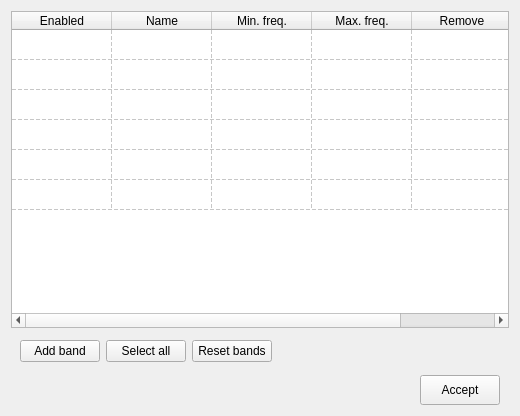
Before: the Qt Designer form eeg_features/bands_table.ui in medusabci/medusa-analyzer, drawn with Qt 5.
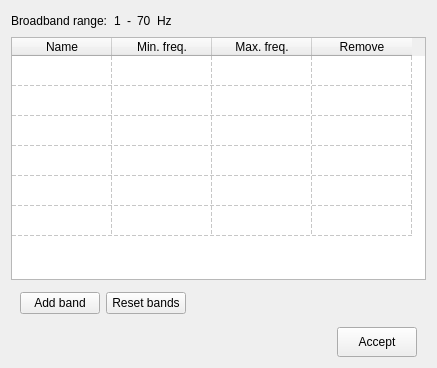
After: the same form once the commit is applied.

Commit message: Refactor BandTableWidget to enhance drag-and-drop functionality and improve UI layout for better user experience

The edit to the form file:
```diff
--- a/eeg_features/bands_table.ui
+++ b/eeg_features/bands_table.ui
@@ -6,8 +6,8 @@
    <rect>
     <x>0</x>
     <y>0</y>
-    <width>520</width>
-    <height>416</height>
+    <width>437</width>
+    <height>368</height>
    </rect>
   </property>
   <property name="sizePolicy">
@@ -20,6 +20,58 @@
    <string>Form</string>
   </property>
   <layout class="QVBoxLayout" name="verticalLayout">
+   <item>
+    <layout class="QHBoxLayout" name="horizontalLayout_3">
+     <item>
+      <widget class="QLabel" name="label">
+       <property name="text">
+        <string>Broadband range:</string>
+       </property>
+      </widget>
+     </item>
+     <item>
+      <widget class="QLabel" name="minbroaddbandLabel">
+       <property name="text">
+        <string>1</string>
+       </property>
+      </widget>
+     </item>
+     <item>
+      <widget class="QLabel" name="label_3">
+       <property name="text">
+        <string>-</string>
+       </property>
+      </widget>
+     </item>
+     <item>
+      <widget class="QLabel" name="maxbroadbandLabel">
+       <property name="text">
+        <string>70</string>
+       </property>
+      </widget>
+     </item>
+     <item>
+      <widget class="QLabel" name="label_5">
+       <property name="text">
+        <string>Hz</string>
+       </property>
+      </widget>
+     </item>
+     <item>
+      <spacer name="horizontalSpacer_3">
+       <property name="orientation">
+        <enum>Qt::Horizontal</enum>
+       </property>
+       <property name="sizeHint" stdset="0">
+        <size>
+         <width>40</width>
+         <height>20</height>
+        </size>
+       </property>
+      </spacer>
+     </item>
+    </layout>
+   </item>
    <item>
     <widget class="QTableWidget" name="bandsTable">
      <property name="enabled">
@@ -55,7 +107,7 @@
       <number>6</number>
      </property>
      <property name="columnCount">
-      <number>5</number>
+      <number>4</number>
      </property>
      <attribute name="horizontalHeaderVisible">
       <bool>true</bool>
@@ -81,11 +133,6 @@
      <row/>
      <row/>
      <row/>
-     <column>
-      <property name="text">
-       <string>Enabled</string>
-      </property>
-     </column>
      <column>
       <property name="text">
        <string>Name</string>
@@ -142,13 +189,6 @@
         </property>
        </widget>
       </item>
-      <item>
-       <widget class="QPushButton" name="selectallButton">
-        <property name="text">
-         <string>Select all</string>
-        </property>
-       </widget>
-      </item>
       <item>
        <widget class="QPushButton" name="resetButton">
         <property name="text">
```
The commit also changes 4 other files.
